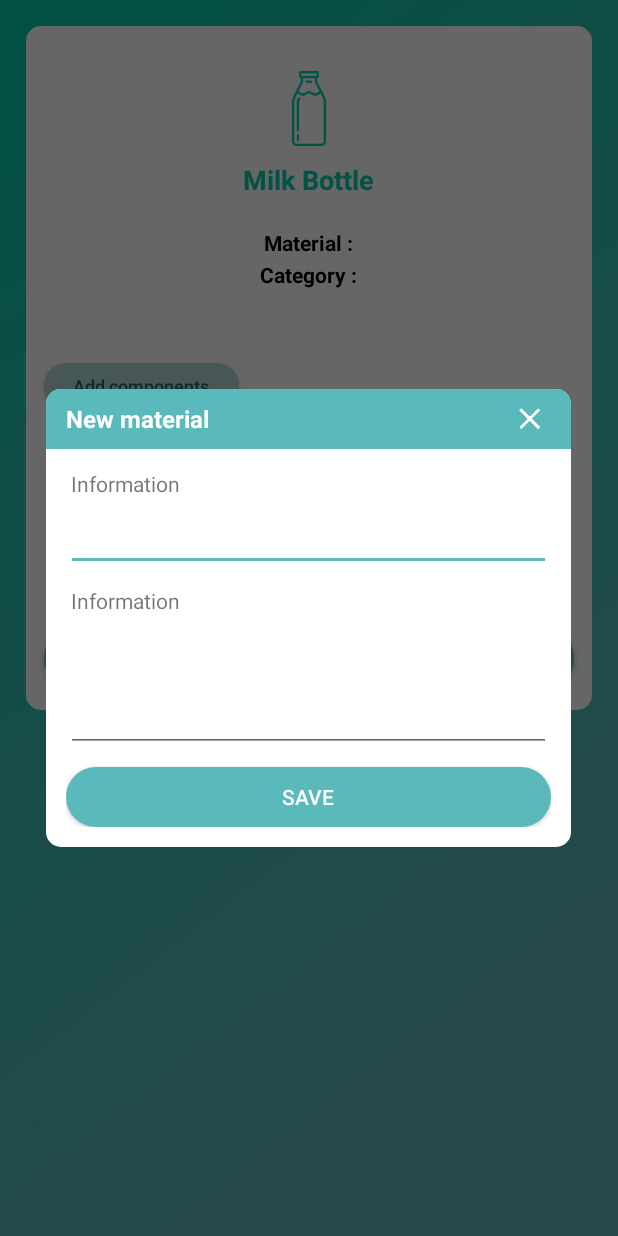
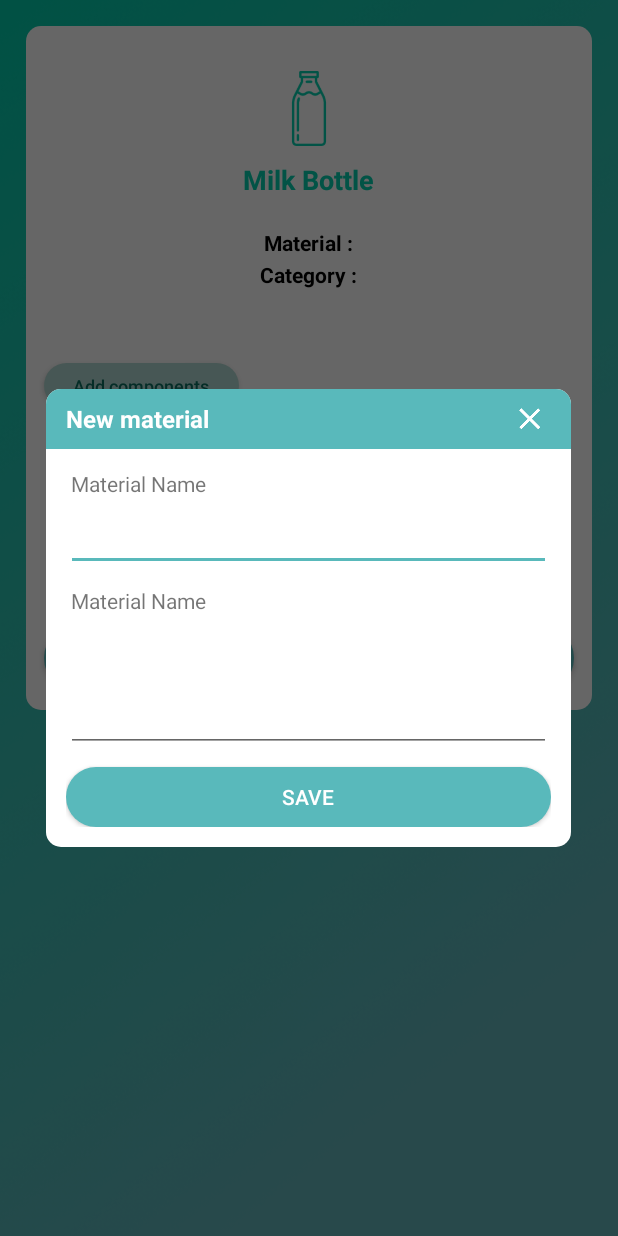
Before and after one commit to dejonnic/TellMeHow, an Android app: the GeneralRecycleInfoActivity screen opened directly, with no data from a screen before it, after a tap on "Add components", on a phone screen of 412 x 824 dp. Run offline under Robolectric (Android 15) with nearby library versions, the light colour scheme and no system bars; our stand-ins replace data binding; 2 statements that could not run were skipped.

Commit message:
fixed miss typed label

```diff
--- a/app/src/main/res/layout/dialog_add_component.xml
+++ b/app/src/main/res/layout/dialog_add_component.xml
@@ -56,7 +56,7 @@
                     android:layout_height="wrap_content"
                     android:layout_marginLeft="3dp"
                     android:layout_marginTop="10dp"
-                    android:text="@string/label_information" />
+                    android:text="@string/label_material" />
                 <EditText
                     android:id="@+id/description_field"
                     android:layout_width="match_parent"
--- a/app/src/main/res/values/strings.xml
+++ b/app/src/main/res/values/strings.xml
@@ -6,7 +6,7 @@
     <string name="add_component_title">New material</string>
     <string name="label_nationality">Nationality</string>
     <string name="label_information">Information</string>
-    <string name="label_material">Information</string>
+    <string name="label_material">Material Name</string>
     <string name="copyright">2017. 10. 27 at jeju developed by\nWhy are we showers on the 7th floor?</string>
     <string name="i_need_help">I need the help.</string>
     <string name="i_need_help_title">Let\'s google it</string>
```
